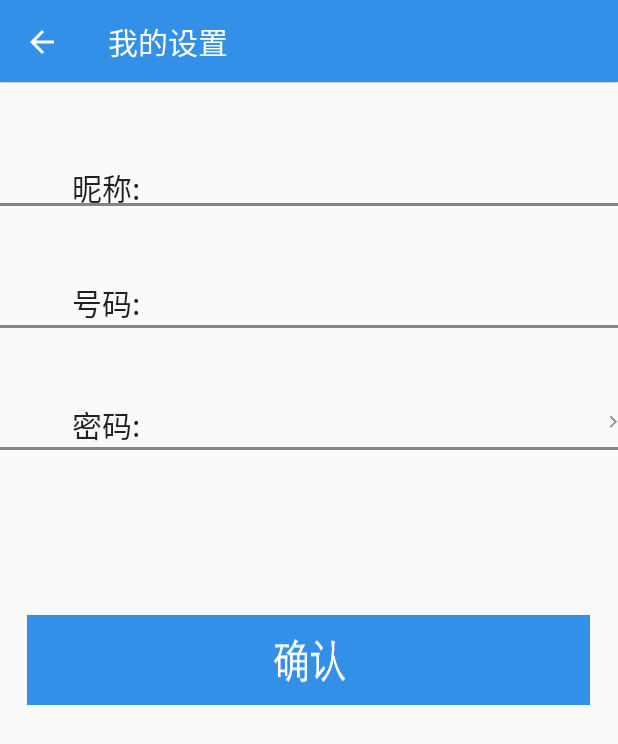
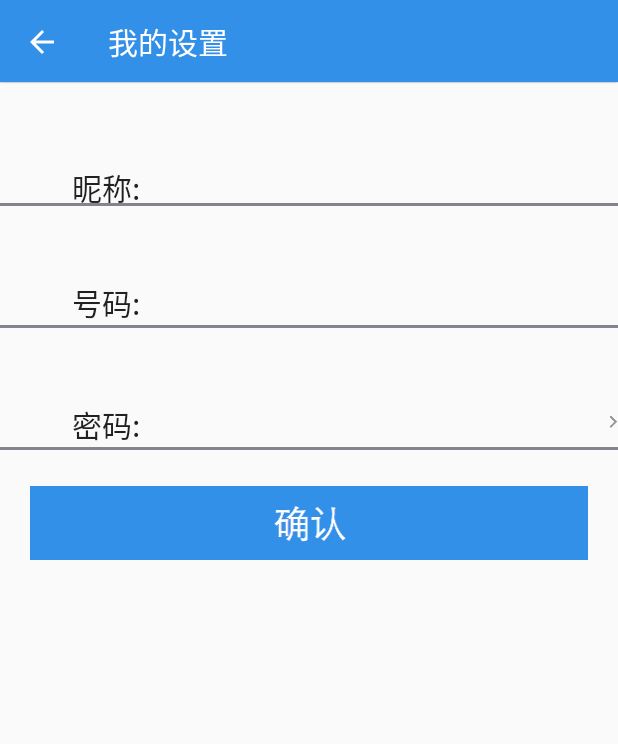
Before and after one commit to yzpniceboy/AoYangBuildAndroid, an Android app: the Setting_Activity screen opened directly, with no data from a screen before it, on a phone screen of 412 x 824 dp. Shown: the top 744 px of the screen. Run offline under Robolectric (Android 15) with nearby library versions, the phone set to English and light mode, and no system bars; libraries missing offline, so code that uses them is left out: com.loopj.android, cz.msebera.android.

Commit message:
1.修改

```diff
--- a/app/src/main/java/com/saint/aoyangbuulid/MainActivity.java
+++ b/app/src/main/java/com/saint/aoyangbuulid/MainActivity.java
@@ -102,10 +102,6 @@ public class MainActivity extends FragmentActivity implements View.OnClickListen
         relative_mine.setOnClickListener(this);
         relative_contact.setOnClickListener(this);
 
-
-
-
-
     }
 
     @TargetApi(Build.VERSION_CODES.HONEYCOMB)
@@ -171,9 +167,7 @@ public class MainActivity extends FragmentActivity implements View.OnClickListen
                             transaction.show(contact);
                         }
 
-
                     break;
-
             }
             transaction.commit();
         }
--- a/app/src/main/java/com/saint/aoyangbuulid/article/news/News_Fragment.java
+++ b/app/src/main/java/com/saint/aoyangbuulid/article/news/News_Fragment.java
@@ -74,9 +74,6 @@ public class News_Fragment extends Fragment {
             }
         }
     };
-
-
-
     @Nullable
     @Override
     public View onCreateView(LayoutInflater inflater, ViewGroup container
--- a/app/src/main/java/com/saint/aoyangbuulid/contact/allcompany/Allcompany_Member.java
+++ b/app/src/main/java/com/saint/aoyangbuulid/contact/allcompany/Allcompany_Member.java
@@ -164,7 +164,7 @@ public class Allcompany_Member extends BaseActivity {
         if (item.getItemId()==android.R.id.home){
             Intent intent=new Intent(Allcompany_Member.this,AllCompany_Activity.class);
             startActivity(intent);
-            overridePendingTransition(R.anim.push_right_in, R.anim.push_right_out);
+//            overridePendingTransition(R.anim.push_right_in, R.anim.push_right_out);
             Allcompany_Member.this.finish();
         }
         return super.onOptionsItemSelected(item);
--- a/app/src/main/java/com/saint/aoyangbuulid/mine/utils/Select_Company_Activity.java
+++ b/app/src/main/java/com/saint/aoyangbuulid/mine/utils/Select_Company_Activity.java
@@ -1,6 +1,5 @@
 package com.saint.aoyangbuulid.mine.utils;
 
-import android.app.AlertDialog;
 import android.app.ProgressDialog;
 import android.content.DialogInterface;
 import android.content.Intent;
@@ -25,9 +24,9 @@ import com.loopj.android.http.RequestParams;
 import com.saint.aoyangbuulid.BaseActivity;
 import com.saint.aoyangbuulid.R;
 import com.saint.aoyangbuulid.Utils.Constant;
+import com.saint.aoyangbuulid.article.news.mylistview.XListView;
 import com.saint.aoyangbuulid.login.Login_Activity;
 import com.saint.aoyangbuulid.mine.adapter.CompanyAdapter;
-import com.saint.aoyangbuulid.article.news.mylistview.XListView;
 
 import org.json.JSONException;
 import org.json.JSONObject;
@@ -95,7 +94,7 @@ public class Select_Company_Activity extends BaseActivity {
                 ck.setChecked(true);
                 final View view_info = LayoutInflater.from(Select_Company_Activity.this).inflate(R.layout.join_info, null,true);
 
-                AlertDialog.Builder dialog = new AlertDialog.Builder(Select_Company_Activity.this)
+                android.support.v7.app.AlertDialog.Builder dialog = new android.support.v7.app.AlertDialog.Builder(Select_Company_Activity.this)
                         .setTitle("申请")
                         .setCancelable(false)
                         .setMessage("申请加入" + company_name + "?")
@@ -159,7 +158,6 @@ public class Select_Company_Activity extends BaseActivity {
                 intent.setClass(Select_Company_Activity.this,PostCompany_Activity.class);
                 startActivity(intent);
                 overridePendingTransition(R.anim.push_left_in,R.anim.push_left_out);
-//                Select_Company_Activity.this.finish();
                 break;
         }
 
--- a/app/src/main/java/com/saint/aoyangbuulid/mine/utils/Setting_Activity.java
+++ b/app/src/main/java/com/saint/aoyangbuulid/mine/utils/Setting_Activity.java
@@ -1,6 +1,5 @@
 package com.saint.aoyangbuulid.mine.utils;
 
-import android.app.AlertDialog;
 import android.content.DialogInterface;
 import android.content.Intent;
 import android.content.SharedPreferences;
@@ -10,8 +9,8 @@ import android.view.Menu;
 import android.view.MenuInflater;
 import android.view.MenuItem;
 import android.view.View;
-import android.widget.Button;
 import android.widget.EditText;
+import android.widget.ImageButton;
 import android.widget.TextView;
 
 import com.loopj.android.http.AsyncHttpClient;
@@ -35,7 +34,7 @@ public class Setting_Activity extends BaseActivity implements View.OnClickListen
     public TextView textView_user,textView_phone,textView_passed;
     public String user_name,phonenumber;
     public EditText et_user;
-    public Button button;
+    public ImageButton button;
     @Override
     protected void onCreate(Bundle savedInstanceState) {
         super.onCreate(savedInstanceState);
@@ -52,7 +51,7 @@ public class Setting_Activity extends BaseActivity implements View.OnClickListen
         textView_passed= (TextView) findViewById(R.id.change_passedword);
         textView_phone= (TextView) findViewById(R.id.change_phone);
         textView_user= (TextView) findViewById(R.id.change_user);
-        button= (Button) findViewById(R.id.btn_sure);
+        button= (ImageButton) findViewById(R.id.btn_sure);
         textView_user.setOnClickListener(this);
         textView_phone.setOnClickListener(this);
         textView_passed.setOnClickListener(this);
@@ -83,7 +82,7 @@ public class Setting_Activity extends BaseActivity implements View.OnClickListen
         LayoutInflater inflater=LayoutInflater.from(Setting_Activity.this);
         View view=inflater.inflate(R.layout.changuser_layout, null);
         et_user= (EditText) view.findViewById(R.id.et_user);
-        AlertDialog.Builder dialog = new AlertDialog.Builder(Setting_Activity.this)
+        android.support.v7.app.AlertDialog.Builder dialog = new android.support.v7.app.AlertDialog.Builder(Setting_Activity.this)
                 .setTitle("更改昵称")
                 .setView(view);
 
@@ -110,7 +109,7 @@ public class Setting_Activity extends BaseActivity implements View.OnClickListen
         LayoutInflater inflaterphone=LayoutInflater.from(Setting_Activity.this);
         View p_view=inflaterphone.inflate(R.layout.changuser_layout, null);
         et_user= (EditText) p_view.findViewById(R.id.et_user);
-        AlertDialog.Builder dialog = new AlertDialog.Builder(Setting_Activity.this)
+        android.support.v7.app.AlertDialog.Builder dialog = new android.support.v7.app.AlertDialog.Builder(Setting_Activity.this)
                 .setTitle("更改手机号码")
                 .setView(p_view);
 
--- a/app/src/main/res/anim/push_right_in.xml
+++ /dev/null
@@ -1,5 +0,0 @@
-<?xml version="1.0" encoding="utf-8"?>
-<set xmlns:android="http://schemas.android.com/apk/res/android">
-    <translate android:fromXDelta="0" android:toXDelta="100%"
-        android:duration="600"/>
-</set>
--- a/app/src/main/res/anim/push_right_out.xml
+++ /dev/null
@@ -1,6 +0,0 @@
-<?xml version="1.0" encoding="utf-8"?>
-<set xmlns:android="http://schemas.android.com/apk/res/android">
-        <translate android:fromXDelta="-100%"
-            android:toXDelta="0"
-            android:duration="600"/>
-</set>
--- a/app/src/main/res/layout/changepassed_layout.xml
+++ b/app/src/main/res/layout/changepassed_layout.xml
@@ -41,6 +41,7 @@
             android:layout_alignParentLeft="true"
             android:layout_alignParentStart="true" />
         <ImageButton
+            android:layout_marginRight="40dp"
             android:layout_width="wrap_content"
             android:layout_height="wrap_content"
             android:background="@mipmap/the_confirm_button"
--- a/app/src/main/res/layout/mine_seeting_layout.xml
+++ b/app/src/main/res/layout/mine_seeting_layout.xml
@@ -106,13 +106,13 @@
         android:layout_alignRight="@+id/change_user"
         android:layout_alignEnd="@+id/change_user"
         android:layout_marginTop="79dp" />
-    <Button
+    <ImageButton
+        android:layout_marginRight="40dp"
         android:id="@+id/btn_sure"
-        android:textColor="#ffffff"
-        android:textSize="30sp"
         android:layout_width="wrap_content"
-        android:layout_height="60dp"
+        android:layout_height="wrap_content"
         android:background="@mipmap/the_confirm_button"
-        android:layout_centerVertical="true"
-        android:layout_centerHorizontal="true" />
+        android:layout_below="@+id/view_line7"
+        android:layout_centerHorizontal="true"
+        android:layout_marginTop="24dp" />
 </RelativeLayout>
```
Also changed, not shown: app/src/main/java/com/saint/aoyangbuulid/contact/Contact_Fragment.java (+30 -10 lines), app/src/main/java/com/saint/aoyangbuulid/mine/Mine_Fragment.java (+5 -4 lines).
